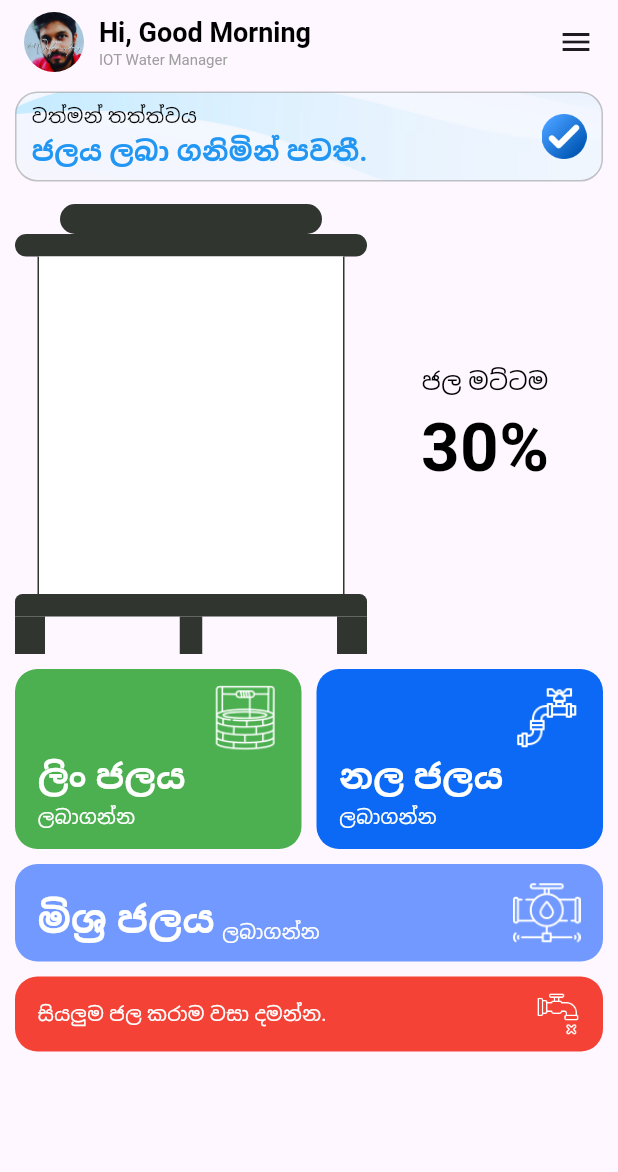
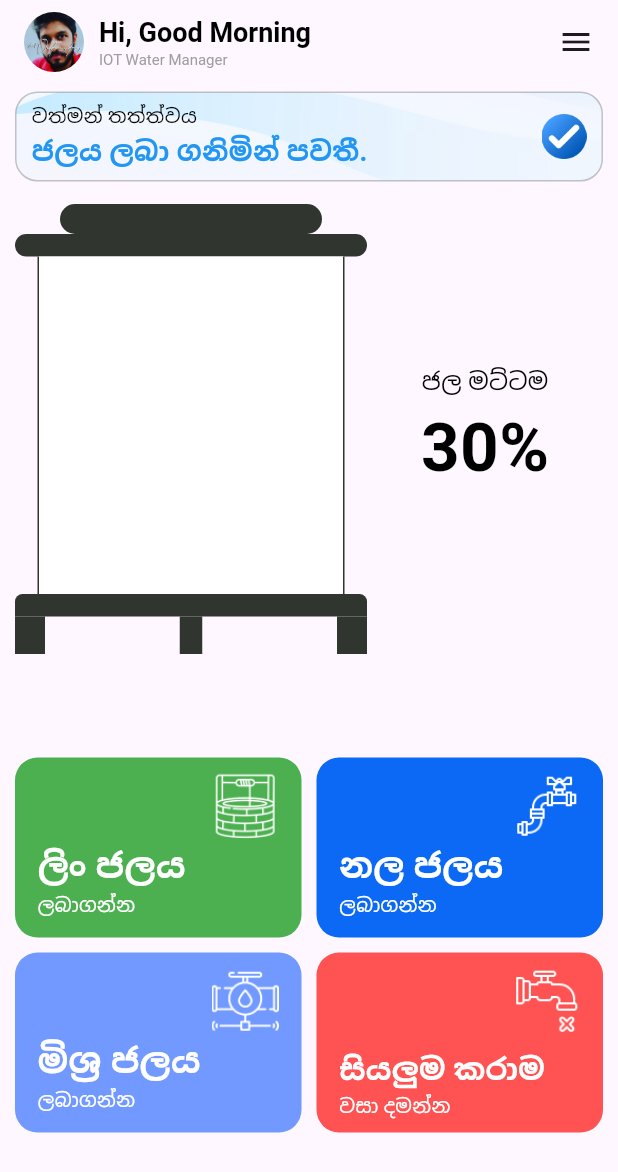
Before and after one commit to IT21175466/water-control-IOT, a Flutter app: the HomeScreen screen opened directly, on a phone screen of 412 x 824 dp. Shown: the top 1172 px of the screen. Run offline on Flutter 3.47's test engine with Material 3 defaults, Android fonts, the light colour scheme and no system bars; our stand-ins replace bloc, firebase_auth, firebase_core, flutter_bloc; accounts and stored records are empty; network calls fail; Roboto replaces fonts that are missing (Poppins).

Commit message:
Update home_screen.dart

```diff
--- a/lib/home_screen.dart
+++ b/lib/home_screen.dart
@@ -242,9 +242,7 @@ class _HomeScreenState extends State<HomeScreen> {
                 Spacer(),
               ],
             ),
-            SizedBox(
-              height: 10,
-            ),
+            Spacer(),
             Row(
               children: [
                 Container(
@@ -339,27 +337,36 @@ class _HomeScreenState extends State<HomeScreen> {
             SizedBox(
               height: 10,
             ),
+            Row(
+              children: [
                 Container(
-              height: 65,
-              width: screenWidth,
-              padding: EdgeInsets.symmetric(horizontal: 15, vertical: 10),
+                  height: 120,
+                  width: screenWidth / 2 - 15,
+                  padding: EdgeInsets.symmetric(horizontal: 15),
                   decoration: BoxDecoration(
                     color: Color.fromARGB(255, 113, 153, 255),
                     borderRadius: BorderRadius.circular(15),
                   ),
-              child: Row(
-                crossAxisAlignment: CrossAxisAlignment.end,
+                  child: Column(
+                    crossAxisAlignment: CrossAxisAlignment.start,
                     children: [
+                      SizedBox(
+                        height: 10,
+                      ),
+                      Align(
+                        alignment: Alignment.topRight,
+                        child: Image.asset(
+                          'assets/icons/mix_water.png',
+                          height: 45,
+                        ),
+                      ),
                       Text(
                         'මිශ්‍ර ජලය',
                         style: TextStyle(
                           color: Colors.white,
-                      fontSize: 25,
+                          fontSize: 23,
                           fontWeight: FontWeight.w700,
                         ),
-                  ),
-                  SizedBox(
-                    width: 5,
                       ),
                       Text(
                         'ලබාගන්න',
@@ -369,56 +376,139 @@ class _HomeScreenState extends State<HomeScreen> {
                           fontWeight: FontWeight.w500,
                         ),
                       ),
-                  Spacer(),
-                  Align(
-                    alignment: Alignment.centerRight,
-                    child: Image.asset(
-                      'assets/icons/mix_water.png',
-                      height: 45,
-                    ),
+                      SizedBox(
+                        height: 5,
                       ),
                     ],
                   ),
                 ),
+                Spacer(),
+                Container(
+                  height: 120,
+                  width: screenWidth / 2 - 15,
+                  padding: EdgeInsets.symmetric(horizontal: 15),
+                  decoration: BoxDecoration(
+                    color: Colors.redAccent,
+                    borderRadius: BorderRadius.circular(15),
+                  ),
+                  child: Column(
+                    crossAxisAlignment: CrossAxisAlignment.start,
+                    children: [
                       SizedBox(
                         height: 10,
                       ),
-            Container(
-              height: 50,
-              width: screenWidth,
-              padding: EdgeInsets.symmetric(horizontal: 15, vertical: 10),
-              decoration: BoxDecoration(
-                color: Colors.red,
-                borderRadius: BorderRadius.circular(15),
+                      Align(
+                        alignment: Alignment.topRight,
+                        child: Image.asset(
+                          'assets/icons/water_closed.png',
+                          height: 45,
                         ),
-              child: Row(
-                crossAxisAlignment: CrossAxisAlignment.end,
-                children: [
-                  Column(
-                    children: [
+                      ),
                       Spacer(),
                       Text(
-                        'සියලුම ජල කරාම වසා දමන්න.',
+                        'සියලුම කරාම',
+                        style: TextStyle(
+                          color: Colors.white,
+                          fontSize: 20,
+                          fontWeight: FontWeight.w700,
+                        ),
+                      ),
+                      Text(
+                        'වසා දමන්න',
                         style: TextStyle(
                           color: Colors.white,
                           fontSize: 13,
-                          fontWeight: FontWeight.w400,
+                          fontWeight: FontWeight.w500,
                         ),
                       ),
                       Spacer(),
                     ],
                   ),
-                  Spacer(),
-                  Align(
-                    alignment: Alignment.centerRight,
-                    child: Image.asset(
-                      'assets/icons/water_closed.png',
-                      height: 30,
-                    ),
                 ),
               ],
             ),
-            ),
+
+            // Container(
+            //   height: 65,
+            //   width: screenWidth,
+            //   padding: EdgeInsets.symmetric(horizontal: 15, vertical: 10),
+            //   decoration: BoxDecoration(
+            //     color: Color.fromARGB(255, 113, 153, 255),
+            //     borderRadius: BorderRadius.circular(15),
+            //   ),
+            //   child: Row(
+            //     crossAxisAlignment: CrossAxisAlignment.end,
+            //     children: [
+            //       Text(
+            //         'මිශ්‍ර ජලය',
+            //         style: TextStyle(
+            //           color: Colors.white,
+            //           fontSize: 25,
+            //           fontWeight: FontWeight.w700,
+            //         ),
+            //       ),
+            //       SizedBox(
+            //         width: 5,
+            //       ),
+            //       Text(
+            //         'ලබාගන්න',
+            //         style: TextStyle(
+            //           color: Colors.white,
+            //           fontSize: 13,
+            //           fontWeight: FontWeight.w500,
+            //         ),
+            //       ),
+            //       Spacer(),
+            //       Align(
+            //         alignment: Alignment.centerRight,
+            //         child: Image.asset(
+            //           'assets/icons/mix_water.png',
+            //           height: 45,
+            //         ),
+            //       ),
+            //     ],
+            //   ),
+            // ),
+            // SizedBox(
+            //   height: 10,
+            // ),
+            // Container(
+            //   height: 50,
+            //   width: screenWidth,
+            //   padding: EdgeInsets.symmetric(horizontal: 15, vertical: 10),
+            //   decoration: BoxDecoration(
+            //     color: Colors.red,
+            //     borderRadius: BorderRadius.circular(15),
+            //   ),
+            //   child: Row(
+            //     crossAxisAlignment: CrossAxisAlignment.end,
+            //     children: [
+            //       Column(
+            //         children: [
+            //           Spacer(),
+            //           Text(
+            //             'සියලුම ජල කරාම වසා දමන්න.',
+            //             style: TextStyle(
+            //               color: Colors.white,
+            //               fontSize: 13,
+            //               fontWeight: FontWeight.w400,
+            //             ),
+            //           ),
+            //           Spacer(),
+            //         ],
+            //       ),
+            //       Spacer(),
+            //       Align(
+            //         alignment: Alignment.centerRight,
+            //         child: Image.asset(
+            //           'assets/icons/water_closed.png',
+            //           height: 30,
+            //         ),
+            //       ),
+            //     ],
+            //   ),
+            // ),
+            Spacer(),
           ],
         ),
       ),
```
Lines whose indentation alone changed are shown as unchanged.
